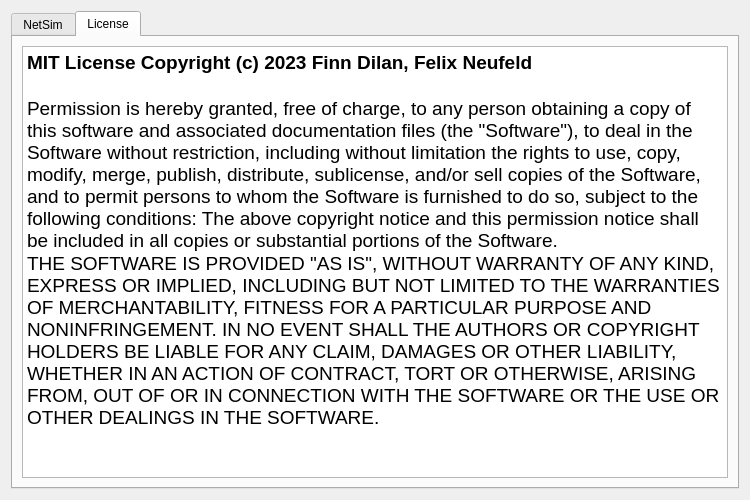
First picture: the form in src/views/dialogs/about_dialog.ui, repository Filan-glitch/NetSim, before the edit.
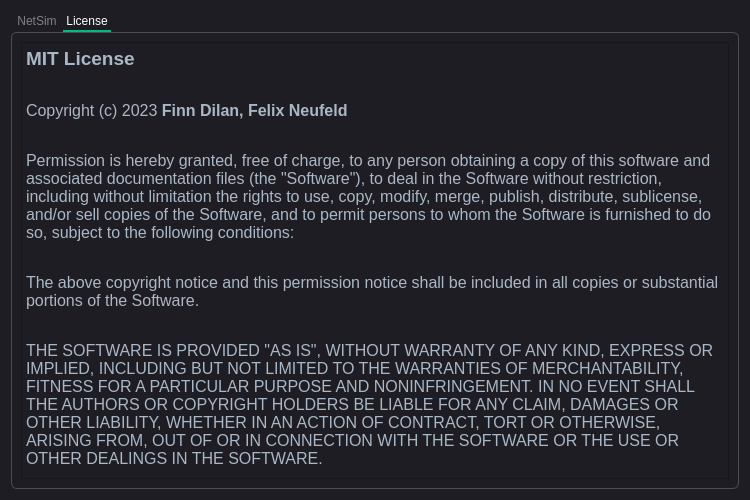
Second picture: the form after the edit. The open tabs and pages were chosen to show the change. Icons and pictures are not drawn.

Commit message: Stylesheets and Icons updated

```diff
--- a/src/views/dialogs/about_dialog.ui
+++ b/src/views/dialogs/about_dialog.ui
@@ -17,6 +17,398 @@
    <iconset resource="../../../assets/ressources.qrc">
     <normaloff>:/icon.svg</normaloff>:/icon.svg</iconset>
   </property>
+  <property name="styleSheet">
+   <string notr="true">/*
+Material Dark Style Sheet for QT Applications
+Author: Jaime A. Quiroga P.
+Inspired on https://github.com/jxfwinter/qt-material-stylesheet
+Company: GTRONICK
+Last updated: 04/12/2018, 15:00.
+Available at: https://github.com/GTRONICK/QSS/blob/master/MaterialDark.qss
+*/
+QMainWindow {
+	background-color:#1e1d23;
+}
+QDialog {
+	background-color:#1e1d23;
+}
+QColorDialog {
+	background-color:#1e1d23;
+}
+QTextEdit {
+	background-color:#1e1d23;
+	color: #a9b7c6;
+}
+QPlainTextEdit {
+	selection-background-color:#007b50;
+	background-color:#1e1d23;
+	border-style: solid;
+	border-top-color: transparent;
+	border-right-color: transparent;
+	border-left-color: transparent;
+	border-bottom-color: transparent;
+	border-width: 1px;
+	color: #a9b7c6;
+}
+QPushButton{
+	border-style: solid;
+	border-top-color: transparent;
+	border-right-color: transparent;
+	border-left-color: transparent;
+	border-bottom-color: transparent;
+	border-width: 1px;
+	border-style: solid;
+	color: #a9b7c6;
+	padding: 2px;
+	background-color: #1e1d23;
+}
+QPushButton::default{
+	border-style: inset;
+	border-top-color: transparent;
+	border-right-color: transparent;
+	border-left-color: transparent;
+	border-bottom-color: #04b97f;
+	border-width: 1px;
+	color: #a9b7c6;
+	padding: 2px;
+	background-color: #1e1d23;
+}
+QToolButton {
+	border-style: solid;
+	border-top-color: transparent;
+	border-right-color: transparent;
+	border-left-color: transparent;
+	border-bottom-color: #04b97f;
+	border-bottom-width: 1px;
+	border-style: solid;
+	color: #a9b7c6;
+	padding: 2px;
+	background-color: #1e1d23;
+}
+QToolButton:hover{
+	border-style: solid;
+	border-top-color: transparent;
+	border-right-color: transparent;
+	border-left-color: transparent;
+	border-bottom-color: #37efba;
+	border-bottom-width: 2px;
+	border-style: solid;
+	color: #FFFFFF;
+	padding-bottom: 1px;
+	background-color: #1e1d23;
+}
+QPushButton:hover{
+	border-style: solid;
+	border-top-color: transparent;
+	border-right-color: transparent;
+	border-left-color: transparent;
+	border-bottom-color: #37efba;
+	border-bottom-width: 1px;
+	border-style: solid;
+	color: #FFFFFF;
+	padding-bottom: 2px;
+	background-color: #1e1d23;
+}
+QPushButton:pressed{
+	border-style: solid;
+	border-top-color: transparent;
+	border-right-color: transparent;
+	border-left-color: transparent;
+	border-bottom-color: #37efba;
+	border-bottom-width: 2px;
+	border-style: solid;
+	color: #37efba;
+	padding-bottom: 1px;
+	background-color: #1e1d23;
+}
+QPushButton:disabled{
+	border-style: solid;
+	border-top-color: transparent;
+	border-right-color: transparent;
+	border-left-color: transparent;
+	border-bottom-color: #808086;
+	border-bottom-width: 2px;
+	border-style: solid;
+	color: #808086;
+	padding-bottom: 1px;
+	background-color: #1e1d23;
+}
+QLineEdit {
+	border-width: 1px; border-radius: 4px;
+	border-color: rgb(58, 58, 58);
+	border-style: inset;
+	padding: 0 8px;
+	color: #a9b7c6;
+	background:#1e1d23;
+	selection-background-color:#007b50;
+	selection-color: #FFFFFF;
+}
+QLabel {
+	color: #a9b7c6;
+}
+QLCDNumber {
+	color: #37e6b4;
+}
+QProgressBar {
+	text-align: center;
+	color: rgb(240, 240, 240);
+	border-width: 1px; 
+	border-radius: 10px;
+	border-color: rgb(58, 58, 58);
+	border-style: inset;
+	background-color:#1e1d23;
+}
+QProgressBar::chunk {
+	background-color: #04b97f;
+	border-radius: 5px;
+}
+QMenuBar {
+	background-color: #1e1d23;
+}
+QMenuBar::item {
+	color: #a9b7c6;
+  	spacing: 3px;
+  	padding: 1px 4px;
+  	background: #1e1d23;
+}
+
+QMenuBar::item:selected {
+  	background:#1e1d23;
+	color: #FFFFFF;
+}
+QMenu::item:selected {
+	border-style: solid;
+	border-top-color: transparent;
+	border-right-color: transparent;
+	border-left-color: #04b97f;
+	border-bottom-color: transparent;
+	border-left-width: 2px;
+	color: #FFFFFF;
+	padding-left:15px;
+	padding-top:4px;
+	padding-bottom:4px;
+	padding-right:7px;
+	background-color: #1e1d23;
+}
+QMenu::item {
+	border-style: solid;
+	border-top-color: transparent;
+	border-right-color: transparent;
+	border-left-color: transparent;
+	border-bottom-color: transparent;
+	border-bottom-width: 1px;
+	border-style: solid;
+	color: #a9b7c6;
+	padding-left:17px;
+	padding-top:4px;
+	padding-bottom:4px;
+	padding-right:7px;
+	background-color: #1e1d23;
+}
+QMenu{
+	background-color:#1e1d23;
+}
+QTabWidget {
+	color:rgb(0,0,0);
+	background-color:#1e1d23;
+}
+QTabWidget::pane {
+		border-color: rgb(77,77,77);
+		background-color:#1e1d23;
+		border-style: solid;
+		border-width: 1px;
+    	border-radius: 6px;
+}
+QTabBar::tab {
+	border-style: solid;
+	border-top-color: transparent;
+	border-right-color: transparent;
+	border-left-color: transparent;
+	border-bottom-color: transparent;
+	border-bottom-width: 1px;
+	border-style: solid;
+	color: #808086;
+	padding: 3px;
+	margin-left:3px;
+	background-color: #1e1d23;
+}
+QTabBar::tab:selected, QTabBar::tab:last:selected, QTabBar::tab:hover {
+  	border-style: solid;
+	border-top-color: transparent;
+	border-right-color: transparent;
+	border-left-color: transparent;
+	border-bottom-color: #04b97f;
+	border-bottom-width: 2px;
+	border-style: solid;
+	color: #FFFFFF;
+	padding-left: 3px;
+	padding-bottom: 2px;
+	margin-left:3px;
+	background-color: #1e1d23;
+}
+
+QCheckBox {
+	color: #a9b7c6;
+	padding: 2px;
+}
+QCheckBox:disabled {
+	color: #808086;
+	padding: 2px;
+}
+
+QCheckBox:hover {
+	border-radius:4px;
+	border-style:solid;
+	padding-left: 1px;
+	padding-right: 1px;
+	padding-bottom: 1px;
+	padding-top: 1px;
+	border-width:1px;
+	border-color: rgb(87, 97, 106);
+	background-color:#1e1d23;
+}
+QCheckBox::indicator:checked {
+
+	height: 10px;
+	width: 10px;
+	border-style:solid;
+	border-width: 1px;
+	border-color: #04b97f;
+	color: #a9b7c6;
+	background-color: #04b97f;
+}
+QCheckBox::indicator:unchecked {
+
+	height: 10px;
+	width: 10px;
+	border-style:solid;
+	border-width: 1px;
+	border-color: #04b97f;
+	color: #a9b7c6;
+	background-color: transparent;
+}
+QRadioButton {
+	color: #a9b7c6;
+	background-color: #1e1d23;
+	padding: 1px;
+}
+QRadioButton::indicator:checked {
+	height: 10px;
+	width: 10px;
+	border-style:solid;
+	border-radius:5px;
+	border-width: 1px;
+	border-color: #04b97f;
+	color: #a9b7c6;
+	background-color: #04b97f;
+}
+QRadioButton::indicator:!checked {
+	height: 10px;
+	width: 10px;
+	border-style:solid;
+	border-radius:5px;
+	border-width: 1px;
+	border-color: #04b97f;
+	color: #a9b7c6;
+	background-color: transparent;
+}
+QStatusBar {
+	color:#027f7f;
+}
+QSpinBox {
+	color: #a9b7c6;	
+	background-color: #1e1d23;
+}
+QDoubleSpinBox {
+	color: #a9b7c6;	
+	background-color: #1e1d23;
+}
+QTimeEdit {
+	color: #a9b7c6;	
+	background-color: #1e1d23;
+}
+QDateTimeEdit {
+	color: #a9b7c6;	
+	background-color: #1e1d23;
+}
+QDateEdit {
+	color: #a9b7c6;	
+	background-color: #1e1d23;
+}
+QComboBox {
+	color: #a9b7c6;	
+	background: #1e1d23;
+}
+QComboBox:editable {
+	background: #1e1d23;
+	color: #a9b7c6;
+	selection-background-color: #1e1d23;
+}
+QComboBox QAbstractItemView {
+	color: #a9b7c6;	
+	background: #1e1d23;
+	selection-color: #FFFFFF;
+	selection-background-color: #1e1d23;
+}
+QComboBox:!editable:on, QComboBox::drop-down:editable:on {
+	color: #a9b7c6;	
+	background: #1e1d23;
+}
+QFontComboBox {
+	color: #a9b7c6;	
+	background-color: #1e1d23;
+}
+QToolBox {
+	color: #a9b7c6;
+	background-color: #1e1d23;
+}
+QToolBox::tab {
+	color: #a9b7c6;
+	background-color: #1e1d23;
+}
+QToolBox::tab:selected {
+	color: #FFFFFF;
+	background-color: #1e1d23;
+}
+QScrollArea {
+	color: #FFFFFF;
+	background-color: #1e1d23;
+}
+QSlider::groove:horizontal {
+	height: 5px;
+	background: #04b97f;
+}
+QSlider::groove:vertical {
+	width: 5px;
+	background: #04b97f;
+}
+QSlider::handle:horizontal {
+	background: qlineargradient(x1:0, y1:0, x2:1, y2:1, stop:0 #b4b4b4, stop:1 #8f8f8f);
+	border: 1px solid #5c5c5c;
+	width: 14px;
+	margin: -5px 0;
+	border-radius: 7px;
+}
+QSlider::handle:vertical {
+	background: qlineargradient(x1:1, y1:1, x2:0, y2:0, stop:0 #b4b4b4, stop:1 #8f8f8f);
+	border: 1px solid #5c5c5c;
+	height: 14px;
+	margin: 0 -5px;
+	border-radius: 7px;
+}
+QSlider::add-page:horizontal {
+    background: white;
+}
+QSlider::add-page:vertical {
+    background: white;
+}
+QSlider::sub-page:horizontal {
+    background: #04b97f;
+}
+QSlider::sub-page:vertical {
+    background: #04b97f;
+}</string>
+  </property>
   <layout class="QVBoxLayout" name="verticalLayout">
    <item>
     <widget class="QTabWidget" name="tabWidget">
@@ -97,15 +489,15 @@
 li.unchecked::marker { content: &quot;\2610&quot;; }
 li.checked::marker { content: &quot;\2612&quot;; }
 &lt;/style&gt;&lt;/head&gt;&lt;body style=&quot; font-family:'Segoe UI'; font-size:9pt; font-weight:400; font-style:normal;&quot;&gt;
-&lt;p style=&quot; margin-top:0px; margin-bottom:0px; margin-left:0px; margin-right:0px; -qt-block-indent:0; text-indent:0px;&quot;&gt;&lt;span style=&quot; font-size:14pt; font-weight:700;&quot;&gt;MIT License Copyright (c) 2023 Finn Dilan, Felix Neufeld&lt;/span&gt;&lt;/p&gt;
-&lt;p style=&quot;-qt-paragraph-type:empty; margin-top:0px; margin-bottom:0px; margin-left:0px; margin-right:0px; -qt-block-indent:0; text-indent:0px; font-size:14pt; font-weight:700;&quot;&gt;&lt;br /&gt;&lt;/p&gt;
-&lt;p style=&quot; margin-top:0px; margin-bottom:0px; margin-left:0px; margin-right:0px; -qt-block-indent:0; text-indent:0px;&quot;&gt;&lt;span style=&quot; font-size:14pt;&quot;&gt;Permission is hereby granted, free of charge, to any person obtaining a copy of this software and associated documentation files (the &amp;quot;Software&amp;quot;), to deal in the Software without restriction, including without limitation the rights to use, copy, modify, merge, publish, distribute, sublicense, and/or sell copies of the Software, and to permit persons to whom the Software is furnished to do so, subject to the following conditions: The above copyright notice and this permission notice shall be included in all copies or substantial portions of the Software. &lt;/span&gt;&lt;/p&gt;
-&lt;p style=&quot; margin-top:0px; margin-bottom:0px; margin-left:0px; margin-right:0px; -qt-block-indent:0; text-indent:0px;&quot;&gt;&lt;span style=&quot; font-size:14pt;&quot;&gt;THE SOFTWARE IS PROVIDED &amp;quot;AS IS&amp;quot;, WITHOUT WARRANTY OF ANY KIND, EXPRESS OR IMPLIED, INCLUDING BUT NOT LIMITED TO THE WARRANTIES OF MERCHANTABILITY, FITNESS FOR A PARTICULAR PURPOSE AND NONINFRINGEMENT. IN NO EVENT SHALL THE AUTHORS OR COPYRIGHT HOLDERS BE LIABLE FOR ANY CLAIM, DAMAGES OR OTHER LIABILITY, WHETHER IN AN ACTION OF CONTRACT, TORT OR OTHERWISE, ARISING FROM, OUT OF OR IN CONNECTION WITH THE SOFTWARE OR THE USE OR OTHER DEALINGS IN THE SOFTWARE. &lt;/span&gt;&lt;/p&gt;&lt;/body&gt;&lt;/html&gt;</string>
-         </property>
-         <property name="source">
-          <url>
-           <string>qrc:/LICENSE</string>
-          </url>
+&lt;p style=&quot; margin-top:6px; margin-bottom:6px; margin-left:0px; margin-right:0px; -qt-block-indent:0; text-indent:0px;&quot;&gt;&lt;span style=&quot; font-size:14pt; font-weight:700;&quot;&gt;MIT License&lt;/span&gt;&lt;/p&gt;
+&lt;p style=&quot;-qt-paragraph-type:empty; margin-top:6px; margin-bottom:6px; margin-left:0px; margin-right:0px; -qt-block-indent:0; text-indent:0px; font-size:12pt;&quot;&gt;&lt;br /&gt;&lt;/p&gt;
+&lt;p style=&quot; margin-top:6px; margin-bottom:6px; margin-left:0px; margin-right:0px; -qt-block-indent:0; text-indent:0px;&quot;&gt;&lt;span style=&quot; font-size:12pt;&quot;&gt;Copyright (c) 2023 &lt;/span&gt;&lt;span style=&quot; font-size:12pt; font-weight:700;&quot;&gt;Finn Dilan, Felix Neufeld  &lt;/span&gt;&lt;/p&gt;
+&lt;p style=&quot;-qt-paragraph-type:empty; margin-top:6px; margin-bottom:6px; margin-left:0px; margin-right:0px; -qt-block-indent:0; text-indent:0px; font-size:12pt;&quot;&gt;&lt;br /&gt;&lt;/p&gt;
+&lt;p style=&quot; margin-top:6px; margin-bottom:6px; margin-left:0px; margin-right:0px; -qt-block-indent:0; text-indent:0px;&quot;&gt;&lt;span style=&quot; font-size:12pt;&quot;&gt;Permission is hereby granted, free of charge, to any person obtaining a copy of this software and associated documentation files (the &amp;quot;Software&amp;quot;), to deal in the Software without restriction, including without limitation the rights to use, copy, modify, merge, publish, distribute, sublicense, and/or sell copies of the Software, and to permit persons to whom the Software is furnished to do so, subject to the following conditions:  &lt;/span&gt;&lt;/p&gt;
+&lt;p style=&quot;-qt-paragraph-type:empty; margin-top:6px; margin-bottom:6px; margin-left:0px; margin-right:0px; -qt-block-indent:0; text-indent:0px; font-size:12pt;&quot;&gt;&lt;br /&gt;&lt;/p&gt;
+&lt;p style=&quot; margin-top:6px; margin-bottom:6px; margin-left:0px; margin-right:0px; -qt-block-indent:0; text-indent:0px;&quot;&gt;&lt;span style=&quot; font-size:12pt;&quot;&gt;The above copyright notice and this permission notice shall be included in all copies or substantial portions of the Software.  &lt;/span&gt;&lt;/p&gt;
+&lt;p style=&quot;-qt-paragraph-type:empty; margin-top:6px; margin-bottom:6px; margin-left:0px; margin-right:0px; -qt-block-indent:0; text-indent:0px; font-size:12pt;&quot;&gt;&lt;br /&gt;&lt;/p&gt;
+&lt;p style=&quot; margin-top:6px; margin-bottom:6px; margin-left:0px; margin-right:0px; -qt-block-indent:0; text-indent:0px;&quot;&gt;&lt;span style=&quot; font-size:12pt;&quot;&gt;THE SOFTWARE IS PROVIDED &amp;quot;AS IS&amp;quot;, WITHOUT WARRANTY OF ANY KIND, EXPRESS OR IMPLIED, INCLUDING BUT NOT LIMITED TO THE WARRANTIES OF MERCHANTABILITY, FITNESS FOR A PARTICULAR PURPOSE AND NONINFRINGEMENT. IN NO EVENT SHALL THE AUTHORS OR COPYRIGHT HOLDERS BE LIABLE FOR ANY CLAIM, DAMAGES OR OTHER LIABILITY, WHETHER IN AN ACTION OF CONTRACT, TORT OR OTHERWISE, ARISING FROM, OUT OF OR IN CONNECTION WITH THE SOFTWARE OR THE USE OR OTHER DEALINGS IN THE SOFTWARE.&lt;/span&gt;&lt;/p&gt;&lt;/body&gt;&lt;/html&gt;</string>
          </property>
         </widget>
        </item>
```
Left out of the diff: 25 changed lines with no effect on the pictures. The commit also changes 31 other files.
